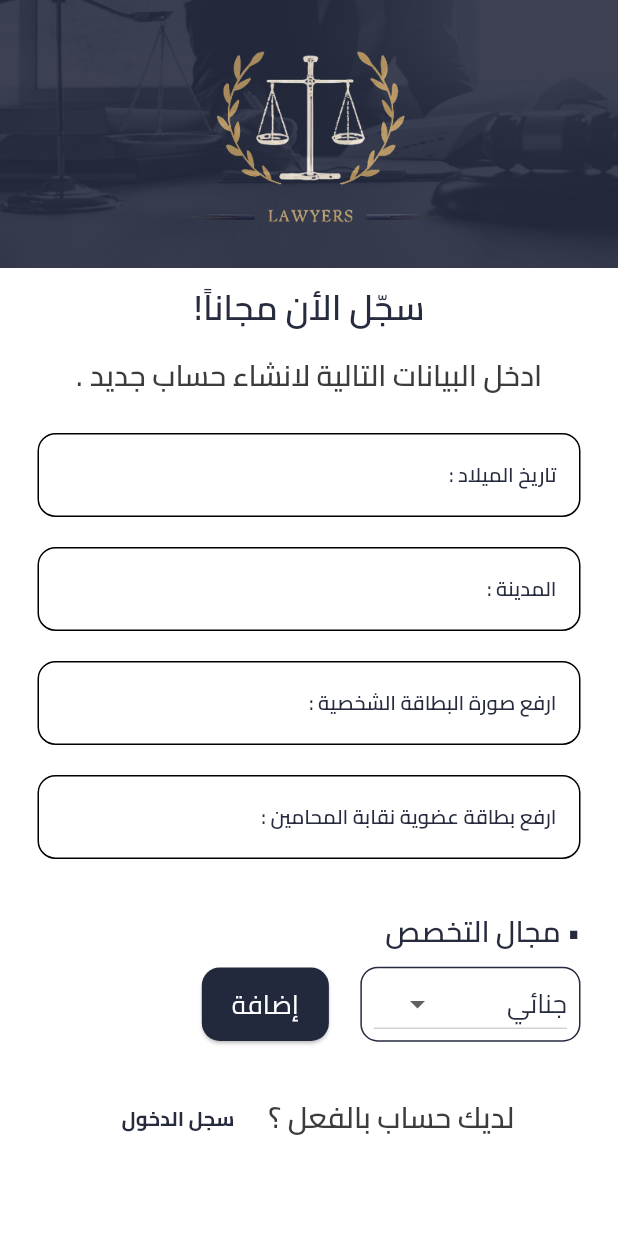
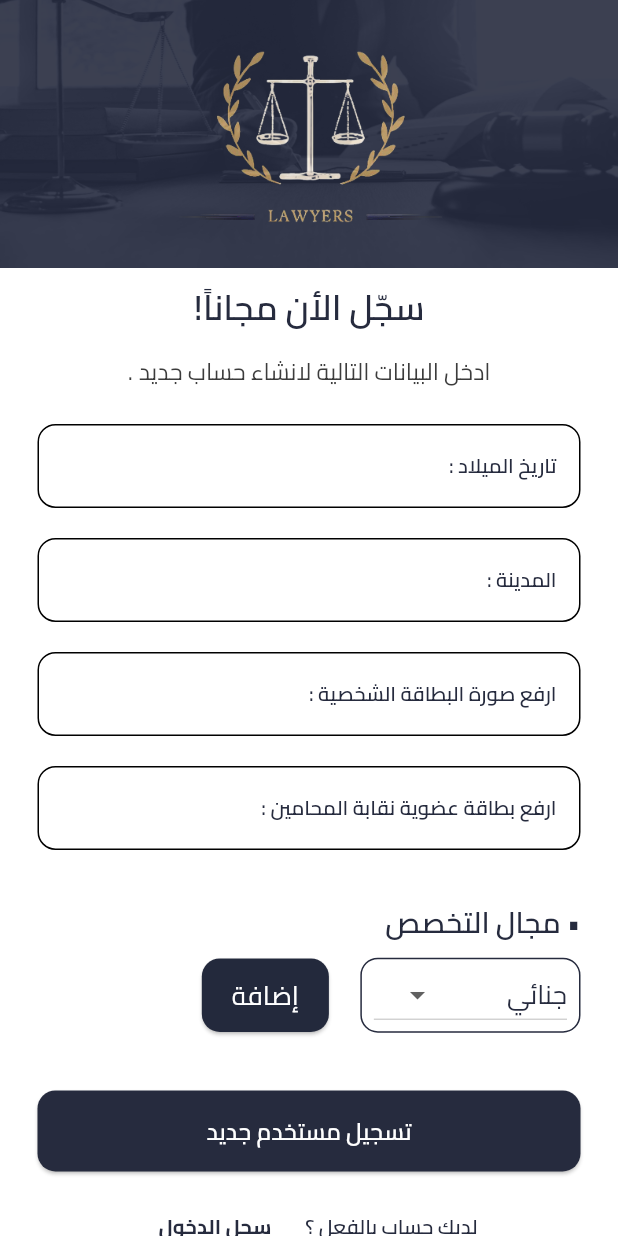
Before and after one commit to AMOSAD0/law-counsel-app, a Flutter app: the SignupForLawyer screen opened directly, after a tap on "اكمل بياناتك", after a tap on "إضافة", after a tap on the "close" icon, on a phone screen of 412 x 824 dp. Run offline on Flutter 3.47's test engine with Material 3 defaults, Android fonts, the phone set to English and light mode, and no system bars; our stand-ins replace cloud_firestore, firebase_auth, firebase_core, flutter_bloc, flutter_screenutil, smooth_page_indicator; accounts and stored records are empty; network calls fail.

Commit message:
complet ui signup Lawyer

```diff
--- a/lib/app.dart
+++ b/lib/app.dart
@@ -15,7 +15,7 @@ class MyApp extends StatelessWidget {
         debugShowCheckedModeBanner: false,
         title: 'Law Counsel App',
         theme: AppTheme.lightTheme,
-        home: SplaahScreen(),
+        home: SignupForLawyer2(),
       ),
     );
   }
--- a/lib/core/theming/text_style_manger.dart
+++ b/lib/core/theming/text_style_manger.dart
@@ -26,10 +26,10 @@ class AppTextStyles {
     color: AppColors.primaryColor,
   );
 
-  static  TextStyle  font20gray600= TextStyle(
-    fontSize: 20.sp,
+  static  TextStyle  font16GrayNormal= TextStyle(
+    fontSize: 16.sp,
     fontFamily: 'Cairo',
-    fontWeight: FontWeight.w600,
+    fontWeight: FontWeight.normal,
     color: AppColors.greyColor,
   );
 
@@ -71,6 +71,12 @@ static TextStyle font16primaryColorBold = TextStyle(
     fontWeight: FontWeight.normal,
     color: AppColors.whiteColor,
   );
+  static TextStyle font16WhiteNormal = TextStyle(
+    fontSize: 16.sp,
+     fontFamily: 'Cairo',
+    fontWeight: FontWeight.w600,
+    color: AppColors.whiteColor,
+  );
 
 
     static  TextStyle font24PrimarySemiBold = TextStyle(
--- a/lib/core/widgets/bordingWidget.dart
+++ b/lib/core/widgets/bordingWidget.dart
@@ -24,7 +24,7 @@ Widget bordingWidget({
         const SizedBox(height: 16),
         Text(
           subTitle,
-          style: AppTextStyles.font20gray600,
+          style: AppTextStyles.font16GrayNormal,
           textAlign: TextAlign.center,
         ),
       ],
--- a/lib/core/widgets/public_button.dart
+++ b/lib/core/widgets/public_button.dart
@@ -19,7 +19,9 @@ class PublicButton extends StatelessWidget {
 
   @override
   Widget build(BuildContext context) {
-    return SizedBox(
+    return Padding(
+      padding: const EdgeInsets.symmetric(vertical: 12,horizontal: 25),
+      child: SizedBox(
         width: double.infinity,
         child: ElevatedButton(
           style: ElevatedButton.styleFrom(
@@ -33,7 +35,8 @@ class PublicButton extends StatelessWidget {
           onPressed: onPressed,
           child: Text(
             text,
-          style: const TextStyle(fontSize: 16, fontWeight: FontWeight.w600),
+            style:AppTextStyles.font16WhiteNormal,
+          ),
         ),
       ),
     );
--- a/lib/features/Client/auth/login_or_signupClient/RegisterClient.dart
+++ b/lib/features/Client/auth/login_or_signupClient/RegisterClient.dart
@@ -59,7 +59,7 @@ class _RegisterClientState extends State<RegisterClient> {
                       const SizedBox(height: 5),
                       Text(
                         "ادخل البيانات التالية لانشاء حساب جديد.",
-                        style: AppTextStyles.font20gray600,
+                        style: AppTextStyles.font16GrayNormal,
                       ),
                       verticalSpace(20),
                       Form(
--- a/lib/features/Client/auth/login_or_signupClient/ui/loginClient.dart
+++ b/lib/features/Client/auth/login_or_signupClient/ui/loginClient.dart
@@ -55,7 +55,7 @@ class _LoginclientState extends State<Loginclient> {
                       verticalSpace(5),
                       Text(
                         "ادخل البيانات التاليه لتتمكن من الوصول الي حسابك",
-                        style: AppTextStyles.font20gray600,
+                        style: AppTextStyles.font16GrayNormal,
                       ),
                       verticalSpace(20),
                       Form(
@@ -77,7 +77,7 @@ class _LoginclientState extends State<Loginclient> {
                               onPressed: () {},
                               child: Text(
                                 "نسيت كلمة المرور؟",
-                                style: AppTextStyles.font20gray600,
+                                style: AppTextStyles.font16GrayNormal,
                               ),
                             ),
                             verticalSpace(20),
--- a/lib/features/lawyer/signUp/signUp.dart
+++ b/lib/features/lawyer/signUp/signUp.dart
@@ -28,7 +28,7 @@ class SignupForLawyer extends StatelessWidget {
                 verticalSpace(15),
                 Text(
                   '. ادخل البيانات التالية لانشاء حساب جديد',
-                  style: AppTextStyles.font20gray600,
+                  style: AppTextStyles.font16GrayNormal,
                 ),
                 verticalSpace(15),
                 PublicTextFormField(label: 'الأسم الكامل'),
@@ -74,7 +74,7 @@ class SignupForLawyer extends StatelessWidget {
                     Text(
                       "لديك حساب بالفعل ؟",
                       textDirection: TextDirection.rtl,
-                      style: AppTextStyles.font20gray600,
+                      style: AppTextStyles.font16GrayNormal,
                     ),
                     horizontalSpace(10),
                     TextButton(
--- a/lib/features/lawyer/signUp/signUp2.dart
+++ b/lib/features/lawyer/signUp/signUp2.dart
@@ -2,6 +2,7 @@ import 'package:flutter/material.dart';
 import 'package:law_counsel_app/core/helper/spacing.dart';
 import 'package:law_counsel_app/core/theming/text_style_manger.dart';
 import 'package:law_counsel_app/core/widgets/minBackground.dart';
+import 'package:law_counsel_app/core/widgets/public_button.dart';
 import 'package:law_counsel_app/core/widgets/public_text_form_field.dart';
 import 'package:law_counsel_app/features/lawyer/signUp/widgets/specialization_selector.dart';
 
@@ -19,11 +20,14 @@ class SignupForLawyer2 extends StatelessWidget {
               children: [
                 minBackground(),
                 verticalSpace(10),
-                Text('!سجّل الأن مجاناً', style: AppTextStyles.font24PrimarySemiBold),
+                Text(
+                  '!سجّل الأن مجاناً',
+                  style: AppTextStyles.font24PrimarySemiBold,
+                ),
                 verticalSpace(15),
                 Text(
                   '. ادخل البيانات التالية لانشاء حساب جديد',
-                  style: AppTextStyles.font20gray600,
+                  style: AppTextStyles.font16GrayNormal,
                 ),
                 verticalSpace(15),
                 PublicTextFormField(label: 'تاريخ الميلاد'),
@@ -32,8 +36,9 @@ class SignupForLawyer2 extends StatelessWidget {
                 PublicTextFormField(label: 'ارفع بطاقة عضوية نقابة المحامين'),
                 verticalSpace(25),
                 SpecializationSelector(),
+                verticalSpace(15),
+                PublicButton(text: "تسجيل مستخدم جديد", onPressed: () {}),
 
-                verticalSpace(15),
                 Row(
                   crossAxisAlignment: CrossAxisAlignment.center,
                   mainAxisAlignment: MainAxisAlignment.center,
@@ -42,7 +47,7 @@ class SignupForLawyer2 extends StatelessWidget {
                     Text(
                       "لديك حساب بالفعل ؟",
                       textDirection: TextDirection.rtl,
-                      style: AppTextStyles.font20gray600,
+                      style: AppTextStyles.font14PrimarySemiBold
                     ),
                     horizontalSpace(10),
                     TextButton(
@@ -55,12 +60,12 @@ class SignupForLawyer2 extends StatelessWidget {
                     ),
                   ],
                 ),
+                verticalSpace(15),
               ],
             ),
           ),
         ),
       ),
     );
-
   }
 }
--- a/lib/features/lawyer/signUp/widgets/specialization_selector.dart
+++ b/lib/features/lawyer/signUp/widgets/specialization_selector.dart
@@ -109,10 +109,10 @@ class _SpecializationSelectorState extends State<SpecializationSelector> {
                   _selectedList.map((spec) {
                     return Chip(
                       label: Text(spec),
-                      labelStyle: const TextStyle(fontWeight: FontWeight.w500),
-                      backgroundColor: Colors.white,
+                      labelStyle: AppTextStyles.font18PrimaryNormal,
+                      backgroundColor: AppColors.whiteColor,
                       shape: StadiumBorder(
-                        side: BorderSide(color: Colors.grey.shade400),
+                        side: BorderSide(color: AppColors.primaryColor),
                       ),
                       deleteIcon: const Icon(Icons.close, color: Colors.red),
                       onDeleted: () => _removeSpecialization(spec),
```
Lines whose indentation alone changed are shown as unchanged.
